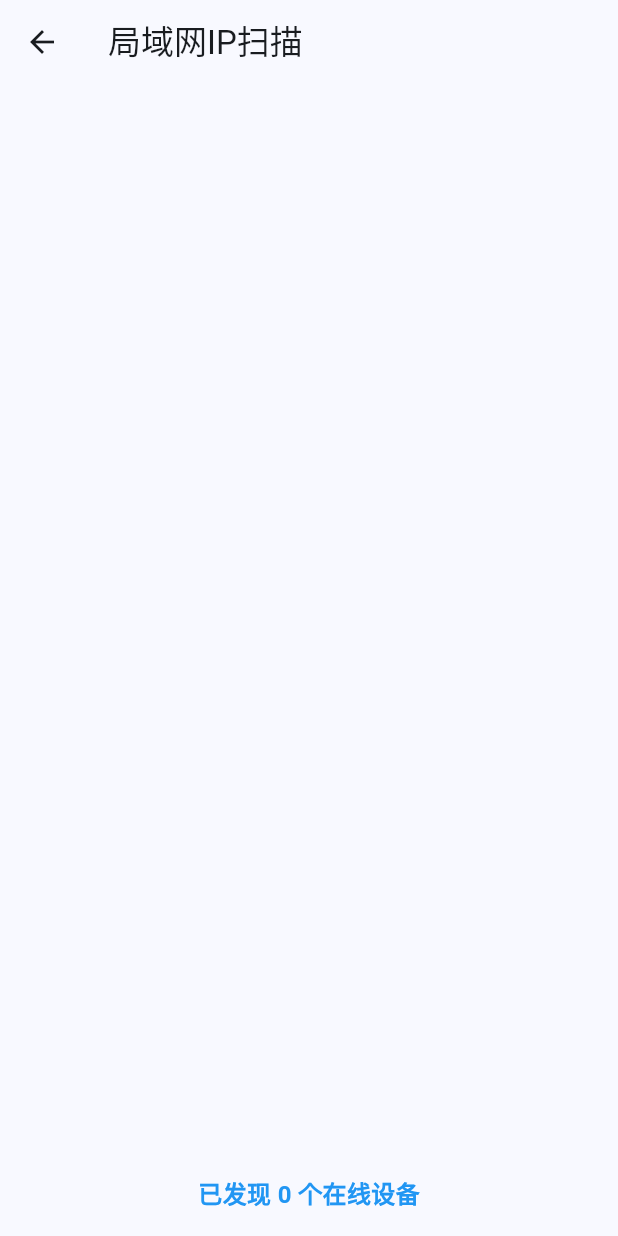
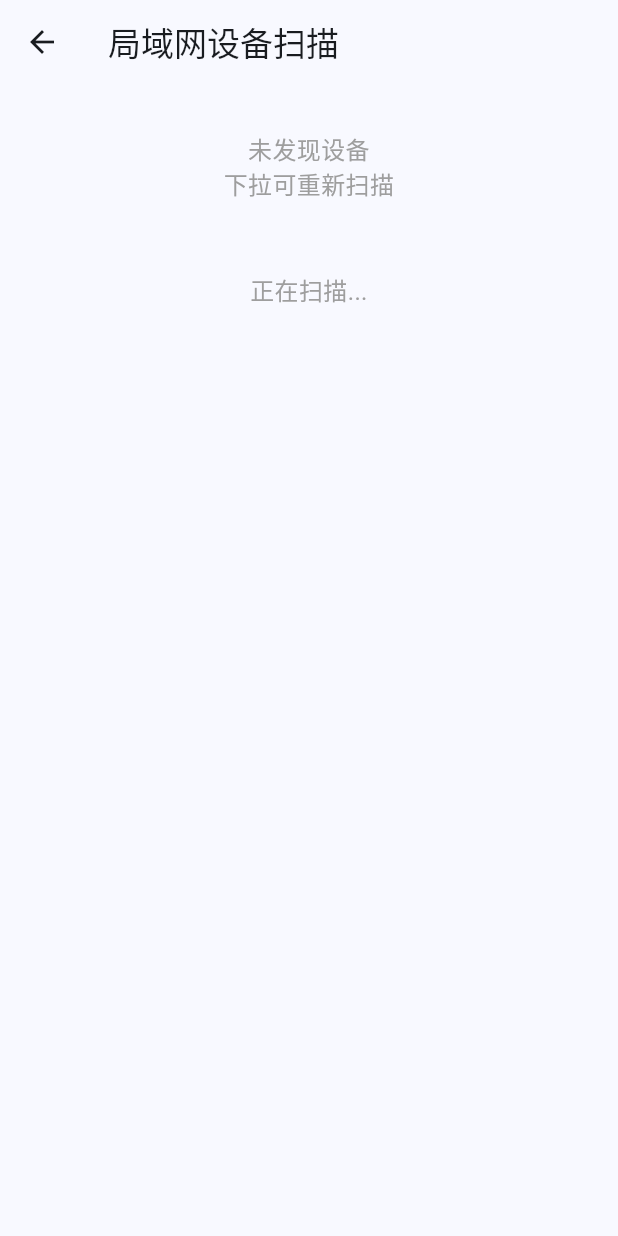
Before and after one commit to xxtluuu/wifiSignal, a Flutter app: the IpScannerScreen screen opened directly, on a phone screen of 412 x 824 dp. Run offline on Flutter 3.47's test engine with Material 3 defaults, Android fonts, the phone set to English and light mode, and no system bars; our stand-ins replace fl_chart, get_it, vibration, webview_flutter; missing offline and left inert: network_info_plus, wifi_iot.

Commit message:
ios端IP扫描

```diff
--- a/lib/screens/ip_scanner_screen.dart
+++ b/lib/screens/ip_scanner_screen.dart
@@ -113,84 +113,55 @@ class _IpScannerScreenState extends State<IpScannerScreen> with SingleTickerProv
 
   @override
   Widget build(BuildContext context) {
-    return WillPopScope(
-      onWillPop: () async {
-        // 返回前取消扫描
-        _arpService.cancel();
-        return true;
+    return Scaffold(
+      appBar: AppBar(
+        title: const Text('局域网设备扫描'),
+      ),
+      body: SafeArea(
+        child: RefreshIndicator(
+          onRefresh: () async {
+            // 重置扫描状态
+            setState(() {
+              _isScanning.value = false;
+              _localDevice.value = null;
+              _activeDevices.value = [];
+              _progress.value = 0.0;
+              _deviceCount.value = 0;
+              _hasVPN.value = false;
+            });
+            // 开始新的扫描
+            await _startScan();
           },
-      child: Scaffold(
-        appBar: AppBar(
-          title: const Text('局域网IP扫描'),
-        ),
-        body: Column(
+          child: CustomScrollView(
+            slivers: [
+              SliverToBoxAdapter(
+                child: Column(
                   children: [
-            // VPN警告提示
+                    // 扫描动画和状态显示
                     ValueListenableBuilder<bool>(
-              valueListenable: _hasVPN,
-              builder: (context, hasVPN, child) {
-                if (!hasVPN) return const SizedBox.shrink();
-                return Container(
-                  width: double.infinity,
-                  padding: const EdgeInsets.all(16),
-                  color: Colors.red.shade50,
-                  child: Row(
-                    children: [
-                      Icon(Icons.warning_amber_rounded,
-                        color: Colors.red[700],
-                        size: 24,
-                      ),
-                      const SizedBox(width: 12),
-                      Expanded(
+                      valueListenable: _isScanning,
+                      builder: (context, isScanning, child) {
+                        if (!isScanning && _activeDevices.value.isEmpty) {
+                          return const Center(
+                            child: Padding(
+                              padding: EdgeInsets.all(32.0),
                               child: Text(
-                          '检测到VPN连接，请关闭VPN后重试',
+                                '未发现设备\n下拉可重新扫描',
+                                textAlign: TextAlign.center,
                                 style: TextStyle(
-                            color: Colors.red[700],
-                            fontWeight: FontWeight.bold,
+                                  color: Colors.grey,
+                                  fontSize: 16,
                                 ),
                               ),
                             ),
-                      TextButton(
-                        onPressed: _startScan,
-                        child: const Text('重试'),
-                      ),
-                    ],
-                  ),
                           );
-              },
-            ),
-            // 本机信息
-            ValueListenableBuilder<DeviceInfo?>(
-              valueListenable: _localDevice,
-              builder: (context, localDevice, child) {
-                if (localDevice == null) return const SizedBox.shrink();
-                return Padding(
-                  padding: const EdgeInsets.all(16.0),
-                  child: Row(
+                        }
+
+                        if (isScanning) {
+                          return Column(
                             children: [
-                      Icon(localDevice.icon, color: localDevice.color),
-                      const SizedBox(width: 8),
-                      Text(
-                        '本机IP: ${localDevice.ip}',
-                        style: const TextStyle(
-                          fontSize: 16,
-                          fontWeight: FontWeight.bold,
-                        ),
-                      ),
-                    ],
-                  ),
-                );
-              },
-            ),
-            Expanded(
-              child: ValueListenableBuilder<bool>(
-                valueListenable: _isScanning,
-                builder: (context, isScanning, child) => isScanning
-                  ? Center(
-                      child: Column(
-                        mainAxisAlignment: MainAxisAlignment.center,
-                        children: [
-                          // 扫描动画
+                              const SizedBox(height: 20),
+                              // 雷达扫描动画
                               SizedBox(
                                 width: 200,
                                 height: 200,
@@ -222,16 +193,16 @@ class _IpScannerScreenState extends State<IpScannerScreen> with SingleTickerProv
                                   ],
                                 ),
                               ),
-                          const SizedBox(height: 40),
-                          // 扫描信息
+                              const SizedBox(height: 24),
+                              // 扫描进度信息
                               Column(
                                 children: [
                                   Icon(
                                     Icons.wifi_find,
-                                size: 40,
+                                    size: 32,
                                     color: Colors.blue[700],
                                   ),
-                              const SizedBox(height: 16),
+                                  const SizedBox(height: 12),
                                   ValueListenableBuilder<double>(
                                     valueListenable: _progress,
                                     builder: (context, progress, child) {
@@ -245,7 +216,7 @@ class _IpScannerScreenState extends State<IpScannerScreen> with SingleTickerProv
                                       );
                                     },
                                   ),
-                              const SizedBox(height: 24),
+                                  const SizedBox(height: 8),
                                   Text(
                                     '正在扫描局域网设备...',
                                     style: TextStyle(
@@ -269,20 +240,98 @@ class _IpScannerScreenState extends State<IpScannerScreen> with SingleTickerProv
                                   ),
                                 ],
                               ),
+                              const SizedBox(height: 20),
+                            ],
+                          );
+                        }
+
+                        return const SizedBox.shrink();
+                      },
+                    ),
+                    // 扫描结果统计
+                    if (!_isScanning.value && _activeDevices.value.isNotEmpty)
+                      Padding(
+                        padding: const EdgeInsets.symmetric(vertical: 16.0),
+                        child: ValueListenableBuilder<int>(
+                          valueListenable: _deviceCount,
+                          builder: (context, count, child) {
+                            return Text(
+                              '发现 $count 个在线设备',
+                              style: const TextStyle(
+                                fontSize: 18,
+                                fontWeight: FontWeight.bold,
+                                color: Colors.blue,
+                              ),
+                            );
+                          },
+                        ),
+                      ),
+                    // VPN警告
+                    ValueListenableBuilder<bool>(
+                      valueListenable: _hasVPN,
+                      builder: (context, hasVPN, child) {
+                        if (!hasVPN) return const SizedBox.shrink();
+                        return Container(
+                          padding: const EdgeInsets.all(16),
+                          margin: const EdgeInsets.all(16),
+                          decoration: BoxDecoration(
+                            color: Colors.red[50],
+                            borderRadius: BorderRadius.circular(8),
+                            border: Border.all(color: Colors.red[300]!),
+                          ),
+                          child: Row(
+                            children: [
+                              Icon(Icons.warning_amber_rounded, color: Colors.red[700]),
+                              const SizedBox(width: 12),
+                              Expanded(
+                                child: Text(
+                                  '检测到VPN连接，请关闭VPN后下拉刷新重试',
+                                  style: TextStyle(color: Colors.red[700]),
+                                ),
+                              ),
                             ],
                           ),
-                    )
-                  : Column(
-                      children: [
-                        Expanded(
-                          child: ValueListenableBuilder<List<DeviceInfo>>(
+                        );
+                      },
+                    ),
+                    // 本地设备信息
+                    ValueListenableBuilder<DeviceInfo?>(
+                      valueListenable: _localDevice,
+                      builder: (context, localDevice, child) {
+                        if (localDevice == null) return const SizedBox.shrink();
+                        return ListTile(
+                          leading: Icon(localDevice.icon, color: localDevice.color),
+                          title: Text(
+                            '本机IP: ${localDevice.ip}',
+                            style: const TextStyle(
+                              fontSize: 16,
+                              fontWeight: FontWeight.bold,
+                            ),
+                          ),
+                        );
+                      },
+                    ),
+                    // 扫描到的设备列表
+                    ValueListenableBuilder<List<DeviceInfo>>(
                       valueListenable: _activeDevices,
                       builder: (context, devices, child) {
-                              return ListView.builder(
-                                itemCount: devices.length,
-                                itemBuilder: (context, index) {
-                                  final device = devices[index];
-                                  return ListTile(
+                        if (devices.isEmpty) {
+                          return Center(
+                            child: Padding(
+                              padding: const EdgeInsets.all(16.0),
+                              child: Text(
+                                _isScanning.value ? '正在扫描...' : '未发现设备\n下拉可重新扫描',
+                                textAlign: TextAlign.center,
+                                style: const TextStyle(
+                                  color: Colors.grey,
+                                  fontSize: 16,
+                                ),
+                              ),
+                            ),
+                          );
+                        }
+                        return Column(
+                          children: devices.map((device) => ListTile(
                             leading: Icon(device.icon, color: device.color),
                             title: Text(
                               device.ip,
@@ -302,33 +351,15 @@ class _IpScannerScreenState extends State<IpScannerScreen> with SingleTickerProv
                                 fontSize: 12,
                               ),
                             ),
-                                  );
-                                },
+                          )).toList(),
                         );
                       },
                     ),
-                        ),
-                        Padding(
-                          padding: const EdgeInsets.all(16),
-                          child: ValueListenableBuilder<int>(
-                            valueListenable: _deviceCount,
-                            builder: (context, count, child) {
-                              return Text(
-                                '已发现 $count 个在线设备',
-                                style: const TextStyle(
-                                  fontSize: 16,
-                                  color: Colors.blue,
-                                  fontWeight: FontWeight.bold,
-                                ),
-                              );
-                            },
+                  ],
                 ),
               ),
             ],
           ),
-              ),
-            ),
-          ],
         ),
       ),
     );
--- a/lib/services/arp_service/vpn_detector.dart
+++ b/lib/services/arp_service/vpn_detector.dart
@@ -3,44 +3,81 @@ import 'dart:io';
 class VPNDetector {
   // VPN相关的网络接口名称
   static const List<String> vpnInterfaces = [
-    'tun', // OpenVPN
-    'ppp', // PPTP VPN
-    'ipsec', // IPSec VPN
-    'tap', // OpenVPN TAP
+    'tun',      // OpenVPN
+    'ppp',      // PPTP VPN
+    'ipsec',    // IPSec VPN
     'nordlynx', // NordVPN WireGuard
-    'wg', // WireGuard
-  ];  // Removed 'utun' as it's used for regular connections on iOS
+    'wg',       // WireGuard
+    'vpn',      // 通用VPN标识
+  ];
 
   /// 检查是否存在VPN连接
   static Future<bool> isVPNActive() async {
     try {
       final interfaces = await NetworkInterface.list();
 
+      print('========= 网络接口检测开始 =========');
+      print('当前平台: ${Platform.isIOS ? "iOS" : Platform.isAndroid ? "Android" : "其他平台"}');
+
+      // 用于Android的特殊检测
+      bool hasWlan0 = false;
+      bool hasVPNInterface = false;
+
       for (var interface in interfaces) {
-        // 检查接口名称是否包含VPN相关标识
-        if (vpnInterfaces.any((vpn) => interface.name.toLowerCase().contains(vpn))) {
-          print('检测到VPN接口: ${interface.name}');
-          return true;
+        print('\n检查接口: ${interface.name}');
+        print('接口地址:');
+        for (var addr in interface.addresses) {
+          print('  - ${addr.address} (${addr.type == InternetAddressType.IPv4 ? "IPv4" : "IPv6"})');
         }
 
-        // iOS上不再使用IP地址范围检测，因为这可能导致误报
-        if (!Platform.isIOS) {
-          // 在非iOS平台上保留IP地址检测逻辑
+        // iOS平台的处理
+        if (Platform.isIOS) {
+          if (interface.name.toLowerCase().startsWith('utun')) {
+            print('  [iOS] 跳过utun接口检测');
+            continue;
+          }
+          // 检查是否是VPN接口
+          if (vpnInterfaces.any((vpn) => interface.name.toLowerCase().contains(vpn))) {
+            print('  [iOS] 检测到VPN接口: ${interface.name}');
+            return true;
+          }
+        }
+        // Android平台的处理
+        else if (Platform.isAndroid) {
+          // 记录是否存在wlan0接口
+          if (interface.name.toLowerCase() == 'wlan0') {
+            hasWlan0 = true;
+          }
+
+          // 检查VPN特征
+          if (vpnInterfaces.any((vpn) => interface.name.toLowerCase().contains(vpn))) {
+            hasVPNInterface = true;
+          }
+
+          // 检查接口的IP地址特征
           for (var addr in interface.addresses) {
             if (addr.type == InternetAddressType.IPv4) {
-              if (addr.address.startsWith('10.') ||
-                  (addr.address.startsWith('172.') &&
-                   int.parse(addr.address.split('.')[1]) >= 16 &&
-                   int.parse(addr.address.split('.')[1]) <= 31)) {
-                print('检测到可能的VPN IP地址: ${addr.address} on ${interface.name}');
-                if (vpnInterfaces.any((vpn) => interface.name.toLowerCase().contains(vpn))) {
-                  return true;
-                }
+              // 在Android上，VPN通常会创建一个IP地址为10.0.0.x的tun接口
+              if (addr.address.startsWith('10.') && interface.name.toLowerCase().contains('tun')) {
+                print('  [Android] 检测到VPN接口: ${interface.name} with IP ${addr.address}');
+                hasVPNInterface = true;
               }
             }
           }
         }
       }
+
+      // Android平台的最终判断
+      if (Platform.isAndroid) {
+        // 如果检测到VPN接口并且存在wlan0，则认为VPN处于活动状态
+        if (hasVPNInterface && hasWlan0) {
+          print('  [Android] 确认VPN连接：检测到VPN接口且存在wlan0');
+          return true;
+        }
+      }
+
+      print('========= 网络接口检测完成 =========');
+      print('未检测到VPN连接');
       return false;
     } catch (e) {
       print('VPN检测错误: $e');
```
Lines whose indentation alone changed are shown as unchanged.
